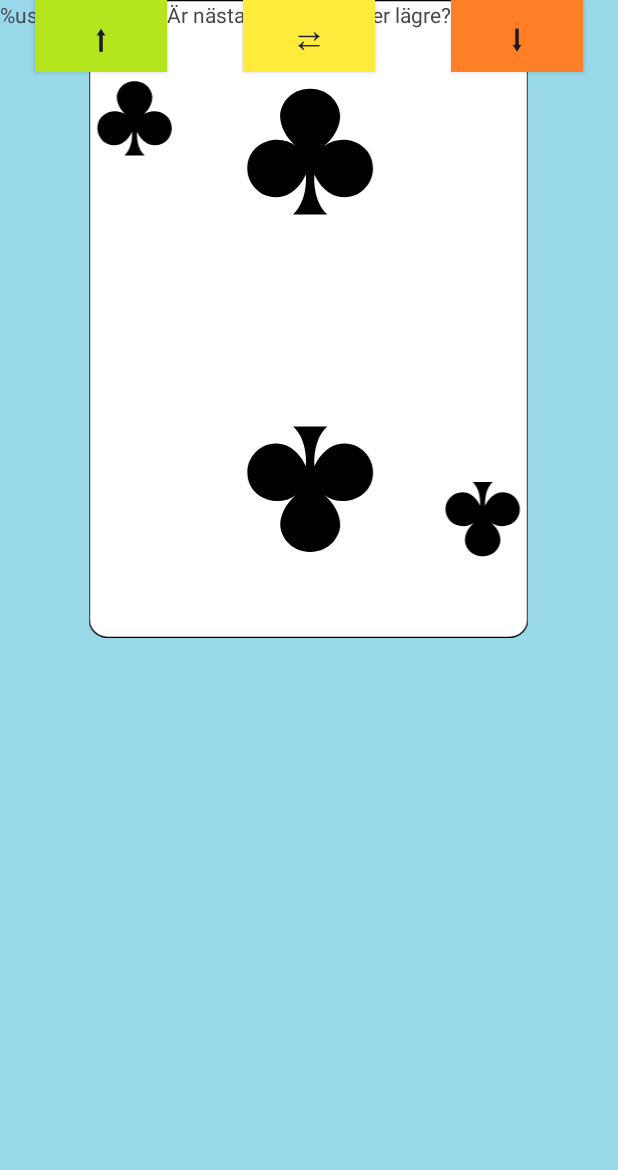
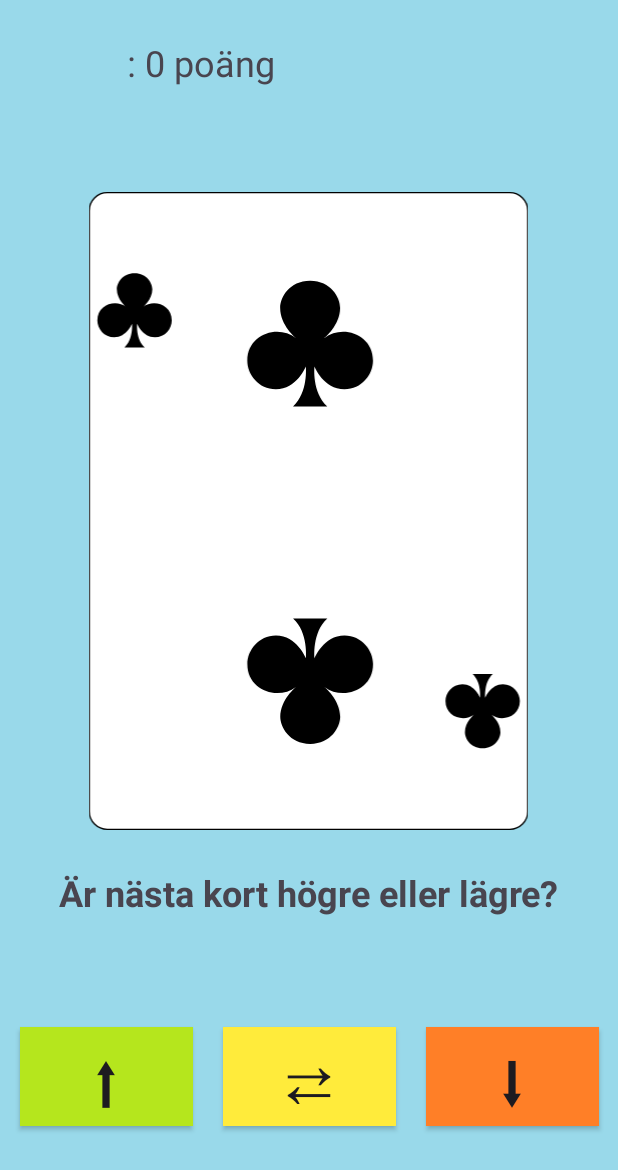
Before and after one commit to blexter/MA23_ANDROID_PROJECT_1, an Android app: the GameActivity screen opened directly, with no data from a screen before it, on a phone screen of 412 x 824 dp. Shown: the top 1170 px of the screen. Run offline under Robolectric (Android 15) with nearby library versions, the phone set to English and light mode, and no system bars; 1 statement that could not run was skipped.

Commit message:
Connected activitys with eachother

```diff
--- a/app/src/main/java/com/example/ma23_android_project_1/GameActivity.kt
+++ b/app/src/main/java/com/example/ma23_android_project_1/GameActivity.kt
@@ -2,10 +2,35 @@ package com.example.ma23_android_project_1
 
 import androidx.appcompat.app.AppCompatActivity
 import android.os.Bundle
+import android.util.Log
+import android.widget.Button
+import android.widget.ImageView
+import android.widget.TextView
 
 class GameActivity : AppCompatActivity() {
+
+    lateinit var pointsView: TextView
+    lateinit var cardImage : ImageView
+
+    val points : Int = 0;
+
     override fun onCreate(savedInstanceState: Bundle?) {
         super.onCreate(savedInstanceState)
         setContentView(R.layout.activity_game)
+
+        pointsView = findViewById(R.id.pointTextView)
+        var name = ""
+        name = intent.getStringExtra("player").toString()
+        Log.d("!!!", name)
+        pointsView.text = "$name: $points poäng"
+
+        val higherButton = findViewById<Button>(R.id.higherButton)
+        val lowerButton = findViewById<Button>(R.id.lowerButton)
+        val evenButton = findViewById<Button>(R.id.evenButton)
+
+        higherButton.setOnClickListener {
+            finish()
+        }
+
     }
 }
--- a/app/src/main/java/com/example/ma23_android_project_1/MainActivity.kt
+++ b/app/src/main/java/com/example/ma23_android_project_1/MainActivity.kt
@@ -1,11 +1,36 @@
 package com.example.ma23_android_project_1
 
+import android.content.Intent
 import androidx.appcompat.app.AppCompatActivity
 import android.os.Bundle
+import android.util.Log
+import android.widget.Button
+import android.widget.EditText
 
 class MainActivity : AppCompatActivity() {
+
+    lateinit var nameText : EditText
     override fun onCreate(savedInstanceState: Bundle?) {
         super.onCreate(savedInstanceState)
         setContentView(R.layout.activity_main)
+
+        nameText = findViewById(R.id.nameEditText)
+
+        val button = findViewById<Button>(R.id.continueButton)
+        button.setOnClickListener {
+            letsContinue()
+        }
+
+    }
+    fun letsContinue(){
+        val intent = Intent(this, GameActivity::class.java)
+        var name = nameText.text
+        if(name.equals("")){
+            //name = ""
+        }
+        Log.d("!!!", nameText.text.toString())
+        Log.d("!!!", name.toString())
+        intent.putExtra("player", name)
+        startActivity(intent)
     }
 }
--- a/app/src/main/res/layout/activity_game.xml
+++ b/app/src/main/res/layout/activity_game.xml
@@ -11,69 +11,87 @@
         android:id="@+id/pointTextView"
         android:layout_width="wrap_content"
         android:layout_height="wrap_content"
+        android:layout_marginStart="15dp"
+        android:layout_marginTop="25dp"
+        android:layout_marginEnd="160dp"
         android:text="%username%: X poäng"
-        tools:layout_editor_absoluteX="68dp"
-        tools:layout_editor_absoluteY="79dp" />
+        android:textSize="24sp"
+        app:layout_constraintEnd_toEndOf="parent"
+        app:layout_constraintStart_toStartOf="parent"
+        app:layout_constraintTop_toTopOf="parent" />
 
     <ImageView
         android:id="@+id/imageView"
         android:layout_width="314dp"
         android:layout_height="425dp"
         android:layout_marginStart="25dp"
+        android:layout_marginTop="70dp"
         android:layout_marginEnd="25dp"
         app:layout_constraintEnd_toEndOf="parent"
         app:layout_constraintHorizontal_bias="0.489"
         app:layout_constraintStart_toStartOf="parent"
-        app:srcCompat="@drawable/clubs2"
-        tools:layout_editor_absoluteY="139dp" />
+        app:layout_constraintTop_toBottomOf="@+id/pointTextView"
+        app:srcCompat="@drawable/clubs2" />
 
     <TextView
         android:id="@+id/nextCardTextView"
         android:layout_width="wrap_content"
         android:layout_height="wrap_content"
         android:layout_marginStart="25dp"
+        android:layout_marginTop="25dp"
         android:layout_marginEnd="25dp"
         android:text="Är nästa kort högre eller lägre?"
+        android:textSize="24sp"
+        android:textStyle="bold"
         app:layout_constraintEnd_toEndOf="parent"
         app:layout_constraintStart_toStartOf="parent"
-        tools:layout_editor_absoluteY="585dp" />
+        app:layout_constraintTop_toBottomOf="@+id/imageView" />
 
     <androidx.appcompat.widget.AppCompatButton
         android:id="@+id/higherButton"
-        android:layout_width="wrap_content"
+        android:layout_width="115dp"
         android:layout_height="wrap_content"
         android:layout_marginStart="25dp"
-        android:layout_marginEnd="25dp"
+        android:layout_marginTop="25dp"
+        android:layout_marginEnd="10dp"
+        android:layout_marginBottom="25dp"
         android:background="#B5E61D"
         android:text="&#11014;"
-        android:textSize="24sp"
+        android:textSize="48sp"
+        app:layout_constraintBottom_toBottomOf="parent"
         app:layout_constraintEnd_toStartOf="@+id/evenButton"
         app:layout_constraintStart_toStartOf="parent"
-        tools:layout_editor_absoluteY="659dp" />
+        app:layout_constraintTop_toBottomOf="@+id/nextCardTextView" />
 
     <androidx.appcompat.widget.AppCompatButton
         android:id="@+id/evenButton"
-        android:layout_width="wrap_content"
+        android:layout_width="115dp"
         android:layout_height="wrap_content"
-        android:layout_marginStart="25dp"
-        android:layout_marginEnd="25dp"
+        android:layout_marginStart="10dp"
+        android:layout_marginTop="25dp"
+        android:layout_marginEnd="10dp"
+        android:layout_marginBottom="25dp"
         android:background="#FFEB3B"
         android:text="&#8644;"
-        android:textSize="24sp"
+        android:textSize="48sp"
+        app:layout_constraintBottom_toBottomOf="parent"
         app:layout_constraintEnd_toStartOf="@+id/lowerButton"
         app:layout_constraintStart_toEndOf="@+id/higherButton"
-        tools:layout_editor_absoluteY="659dp" />
+        app:layout_constraintTop_toBottomOf="@+id/nextCardTextView" />
 
     <androidx.appcompat.widget.AppCompatButton
         android:id="@+id/lowerButton"
-        android:layout_width="wrap_content"
+        android:layout_width="115dp"
         android:layout_height="wrap_content"
-        android:layout_marginStart="25dp"
+        android:layout_marginStart="10dp"
+        android:layout_marginTop="25dp"
         android:layout_marginEnd="25dp"
+        android:layout_marginBottom="25dp"
         android:background="#FF7F27"
         android:text="&#11015;"
-        android:textSize="24sp"
+        android:textSize="48sp"
+        app:layout_constraintBottom_toBottomOf="parent"
         app:layout_constraintEnd_toEndOf="parent"
         app:layout_constraintStart_toEndOf="@+id/evenButton"
-        tools:layout_editor_absoluteY="659dp" />
+        app:layout_constraintTop_toBottomOf="@+id/nextCardTextView" />
 </androidx.constraintlayout.widget.ConstraintLayout>
```
